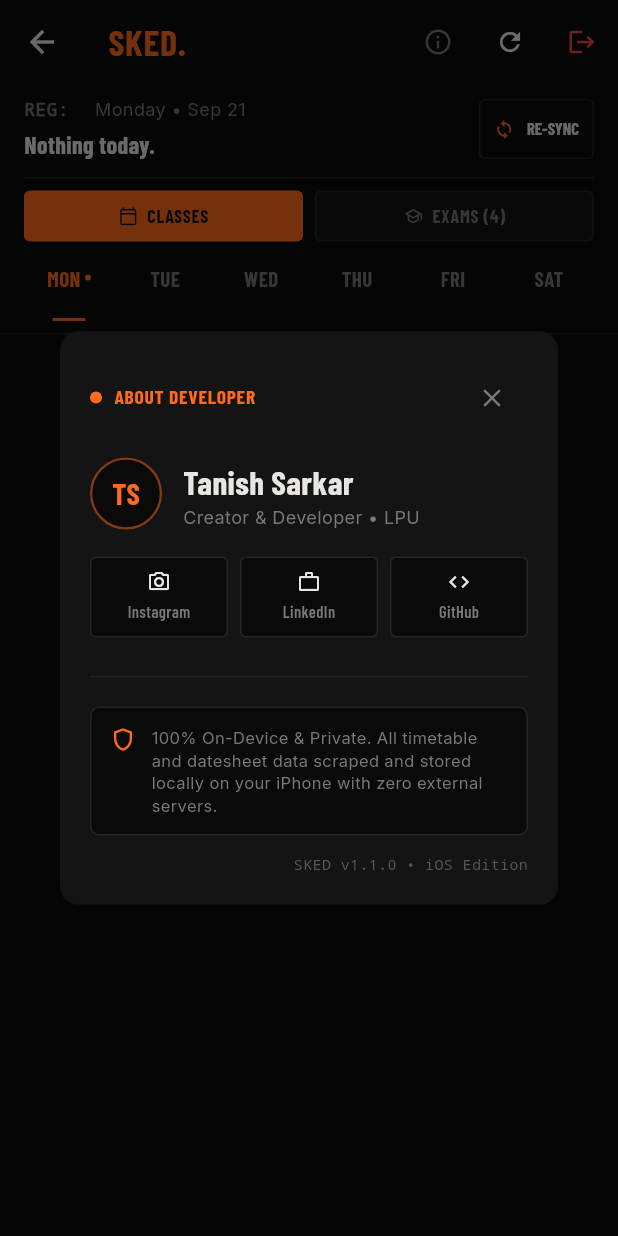
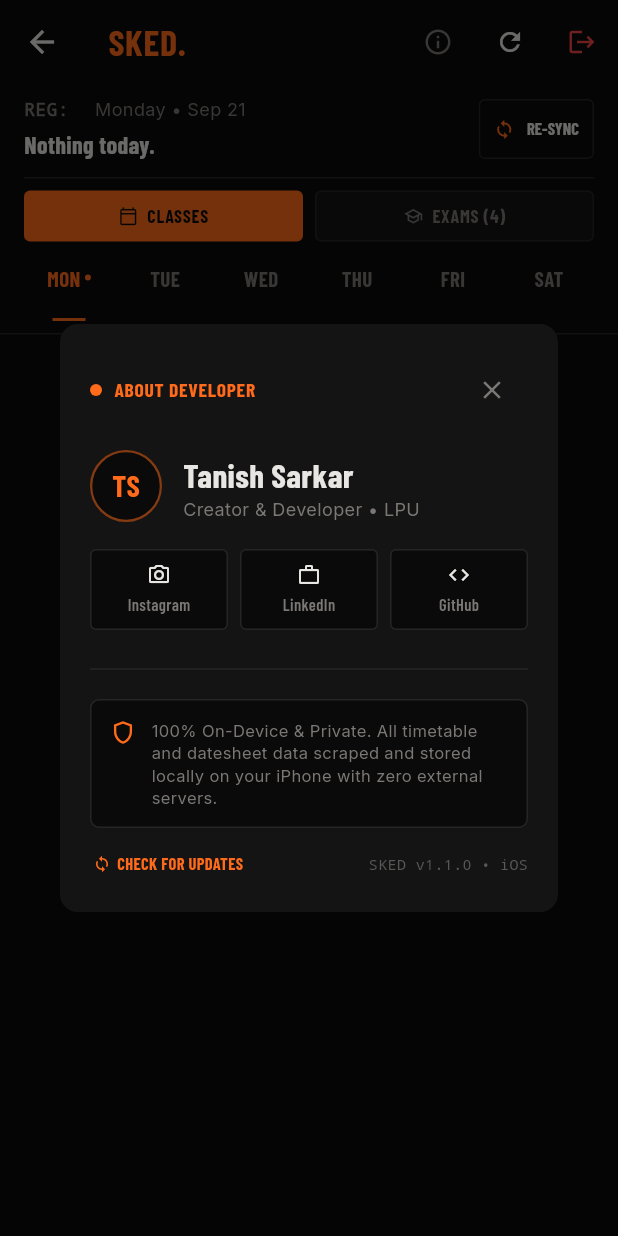
Before and after one commit to tanishsarkar28/Sked, a Flutter app: the DashboardScreen screen opened directly with empty values, after a tap on "DESIGNED & DEVELOPED BY TANISH SARKAR", on a phone screen of 412 x 824 dp. Run offline on Flutter 3.47's test engine with Material 3 defaults, Android fonts, the phone set to English and light mode, and no system bars; our stand-ins replace google_fonts, shared_preferences, webview_flutter; accounts and stored records are empty; network calls fail.

Commit message:
feat: configure OTA update check from sked-gold.vercel.app for both Android and iOS

```diff
--- a/sked-app/lib/screens/dashboard_screen.dart
+++ b/sked-app/lib/screens/dashboard_screen.dart
@@ -10,6 +10,7 @@
 import '../widgets/class_card.dart';
 import '../widgets/about_developer_dialog.dart';
 import '../widgets/ums_auth_bridge_sheet.dart';
+import '../services/update_service.dart';
 import 'exam_screen.dart';
 
 class DashboardScreen extends StatefulWidget {
@@ -55,6 +56,18 @@
     );
 
     _loadLocalData();
+    WidgetsBinding.instance.addPostFrameCallback((_) {
+      _checkAppUpdate();
+    });
+  }
+
+  Future<void> _checkAppUpdate() async {
+    try {
+      final update = await UpdateService.checkForUpdate();
+      if (update != null && mounted) {
+        UpdateService.showUpdateDialog(context, update);
+      }
+    } catch (_) {}
   }
 
   @override
--- /dev/null
+++ b/sked-app/lib/services/update_service.dart
@@ -0,0 +1,158 @@
+import 'dart:convert';
+import 'package:flutter/material.dart';
+import 'package:http/http.dart' as http;
+import 'package:google_fonts/google_fonts.dart';
+import 'package:url_launcher/url_launcher.dart';
+import '../theme/app_theme.dart';
+
+class AppUpdateInfo {
+  final int versionCode;
+  final String versionName;
+  final String releaseNotes;
+  final String ipaUrl;
+  final String directDownloadUrl;
+  final String fileSize;
+
+  const AppUpdateInfo({
+    required this.versionCode,
+    required this.versionName,
+    required this.releaseNotes,
+    required this.ipaUrl,
+    required this.directDownloadUrl,
+    required this.fileSize,
+  });
+}
+
+class UpdateService {
+  static const int currentVersionCode = 2;
+  static const String currentVersionName = '1.1.0';
+
+  static const List<String> versionUrls = [
+    'https://sked-gold.vercel.app/version.json',
+    'https://raw.githubusercontent.com/tanishsarkar28/Sked/main/sked-web/public/version.json',
+  ];
+
+  static Future<AppUpdateInfo?> checkForUpdate() async {
+    for (final url in versionUrls) {
+      try {
+        final res = await http.get(Uri.parse(url)).timeout(const Duration(seconds: 5));
+        if (res.statusCode == 200) {
+          final data = jsonDecode(res.body) as Map<String, dynamic>;
+          final remoteCode = data['versionCode'] as int? ?? 1;
+          final remoteName = data['versionName'] as String? ?? '1.0.0';
+          final releaseNotes = data['releaseNotes'] as String? ?? 'A new update is available.';
+          final ipaUrl = data['ipaUrl'] as String? ??
+              'https://sked-gold.vercel.app/downloads/sked-ios.ipa';
+          final directUrl = data['directIpaDownloadUrl'] as String? ??
+              data['directDownloadUrl'] as String? ??
+              '/downloads/sked-ios.ipa';
+          final fileSize = data['ipaFileSize'] as String? ??
+              data['fileSize'] as String? ??
+              '7.1 MB';
+
+          if (remoteCode > currentVersionCode) {
+            return AppUpdateInfo(
+              versionCode: remoteCode,
+              versionName: remoteName,
+              releaseNotes: releaseNotes,
+              ipaUrl: ipaUrl,
+              directDownloadUrl: directUrl,
+              fileSize: fileSize,
+            );
+          } else {
+            return null;
+          }
+        }
+      } catch (_) {
+        // Fallback to next URL
+      }
+    }
+    return null;
+  }
+
+  static void showUpdateDialog(BuildContext context, AppUpdateInfo update) {
+    showDialog(
+      context: context,
+      barrierDismissible: true,
+      builder: (ctx) => AlertDialog(
+        backgroundColor: SkedColors.slab,
+        shape: RoundedRectangleBorder(borderRadius: BorderRadius.circular(12)),
+        title: Row(
+          children: [
+            Container(
+              width: 8,
+              height: 8,
+              decoration: const BoxDecoration(
+                color: SkedColors.blaze,
+                shape: BoxShape.circle,
+              ),
+            ),
+            const SizedBox(width: 8),
+            Text(
+              'UPDATE AVAILABLE • v${update.versionName}',
+              style: GoogleFonts.barlowCondensed(
+                fontSize: 16,
+                fontWeight: FontWeight.w700,
+                color: SkedColors.blaze,
+                letterSpacing: 0.5,
+              ),
+            ),
+          ],
+        ),
+        content: Column(
+          mainAxisSize: MainAxisSize.min,
+          crossAxisAlignment: CrossAxisAlignment.start,
+          children: [
+            Text(
+              'A new version of Sked is available for your iPhone (${update.fileSize}).',
+              style: const TextStyle(fontSize: 13, color: SkedColors.chalk, height: 1.4),
+            ),
+            const SizedBox(height: 12),
+            Container(
+              padding: const EdgeInsets.all(10),
+              decoration: BoxDecoration(
+                color: SkedColors.ink,
+                borderRadius: BorderRadius.circular(6),
+                border: Border.all(color: SkedColors.rule),
+              ),
+              child: Text(
+                update.releaseNotes,
+                style: const TextStyle(fontSize: 12, color: SkedColors.slate, height: 1.4),
+              ),
+            ),
+            const SizedBox(height: 14),
+            const Text(
+              'Download the updated .IPA and install via AltStore or SideStore.',
+              style: TextStyle(fontSize: 11, color: SkedColors.textMuted),
+            ),
+          ],
+        ),
+        actions: [
+          TextButton(
+            onPressed: () => Navigator.of(ctx).pop(),
+            child: const Text('LATER', style: TextStyle(color: SkedColors.slate, fontSize: 12)),
+          ),
+          ElevatedButton.icon(
+            style: ElevatedButton.styleFrom(
+              backgroundColor: SkedColors.blaze,
+              foregroundColor: SkedColors.ink,
+              shape: RoundedRectangleBorder(borderRadius: BorderRadius.circular(6)),
+            ),
+            onPressed: () async {
+              Navigator.of(ctx).pop();
+              final uri = Uri.parse(update.ipaUrl);
+              if (await canLaunchUrl(uri)) {
+                await launchUrl(uri, mode: LaunchMode.externalApplication);
+              }
+            },
+            icon: const Icon(Icons.download, size: 16),
+            label: Text(
+              'DOWNLOAD IPA',
+              style: GoogleFonts.barlowCondensed(fontWeight: FontWeight.w700, fontSize: 13),
+            ),
+          ),
+        ],
+      ),
+    );
+  }
+}
--- a/sked-app/lib/widgets/about_developer_dialog.dart
+++ b/sked-app/lib/widgets/about_developer_dialog.dart
@@ -1,6 +1,7 @@
 import 'package:flutter/material.dart';
 import 'package:google_fonts/google_fonts.dart';
 import 'package:url_launcher/url_launcher.dart';
+import '../services/update_service.dart';
 import '../theme/app_theme.dart';
 
 class AboutDeveloperDialog extends StatelessWidget {
@@ -175,17 +176,63 @@
             ),
             const SizedBox(height: 12),
 
-            // Version info
-            Align(
-              alignment: Alignment.centerRight,
-              child: Text(
-                'SKED v1.1.0 • iOS Edition',
-                style: const TextStyle(
-                  fontFamily: 'monospace',
-                  fontSize: 10,
-                  color: SkedColors.textMuted,
+            // Update & Version row
+            Row(
+              mainAxisAlignment: MainAxisAlignment.spaceBetween,
+              children: [
+                InkWell(
+                  onTap: () async {
+                    ScaffoldMessenger.of(context).showSnackBar(
+                      const SnackBar(
+                        content: Text('Checking for updates...'),
+                        duration: Duration(seconds: 1),
+                        backgroundColor: SkedColors.slabElevated,
+                      ),
+                    );
+                    final update = await UpdateService.checkForUpdate();
+                    if (context.mounted) {
+                      if (update != null) {
+                        UpdateService.showUpdateDialog(context, update);
+                      } else {
+                        ScaffoldMessenger.of(context).showSnackBar(
+                          const SnackBar(
+                            content: Text('You are on the latest version of Sked.'),
+                            duration: Duration(seconds: 2),
+                            backgroundColor: SkedColors.slabElevated,
+                          ),
+                        );
+                      }
+                    }
+                  },
+                  borderRadius: BorderRadius.circular(4),
+                  child: Padding(
+                    padding: const EdgeInsets.symmetric(vertical: 4, horizontal: 2),
+                    child: Row(
+                      mainAxisSize: MainAxisSize.min,
+                      children: [
+                        const Icon(Icons.sync, size: 12, color: SkedColors.blaze),
+                        const SizedBox(width: 4),
+                        Text(
+                          'CHECK FOR UPDATES',
+                          style: GoogleFonts.barlowCondensed(
+                            fontSize: 11,
+                            fontWeight: FontWeight.w700,
+                            color: SkedColors.blaze,
+                          ),
+                        ),
+                      ],
+                    ),
+                  ),
                 ),
-              ),
+                Text(
+                  'SKED v1.1.0 • iOS',
+                  style: const TextStyle(
+                    fontFamily: 'monospace',
+                    fontSize: 10,
+                    color: SkedColors.textMuted,
+                  ),
+                ),
+              ],
             ),
           ],
         ),
```
Also changed, not shown: sked-web/public/version.json (+5 -2 lines), 2 other files.
